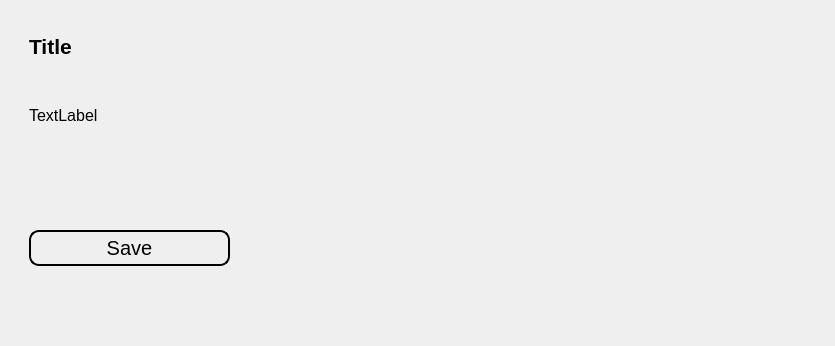
First picture: the form in ui/result.ui, repository Achu-Worifung/quickMove, before the edit.
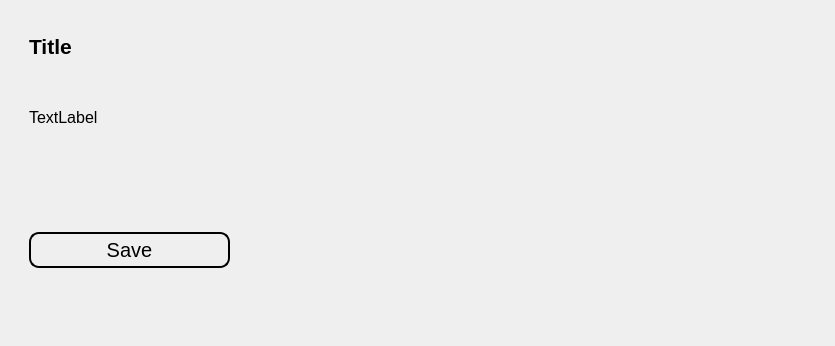
Second picture: the form after the edit.

Commit message: adjusted layout and some bugs

Patch:
```diff
--- a/ui/result.ui
+++ b/ui/result.ui
@@ -31,7 +31,7 @@
         <item>
          <widget class="QWidget" name="widget_2" native="true">
           <property name="sizePolicy">
-           <sizepolicy hsizetype="Minimum" vsizetype="Preferred">
+           <sizepolicy hsizetype="Minimum" vsizetype="MinimumExpanding">
             <horstretch>0</horstretch>
             <verstretch>0</verstretch>
            </sizepolicy>
@@ -39,7 +39,7 @@
           <property name="maximumSize">
            <size>
             <width>16777215</width>
-            <height>150</height>
+            <height>1000</height>
            </size>
           </property>
           <property name="styleSheet">
@@ -87,7 +87,7 @@
            <item row="1" column="0">
             <widget class="QLabel" name="body">
              <property name="sizePolicy">
-              <sizepolicy hsizetype="Preferred" vsizetype="Expanding">
+              <sizepolicy hsizetype="MinimumExpanding" vsizetype="Expanding">
                <horstretch>0</horstretch>
                <verstretch>0</verstretch>
               </sizepolicy>
@@ -95,7 +95,7 @@
              <property name="maximumSize">
               <size>
                <width>16777215</width>
-               <height>175</height>
+               <height>1000</height>
               </size>
              </property>
              <property name="font">
```
The commit also changes 4 other files.
